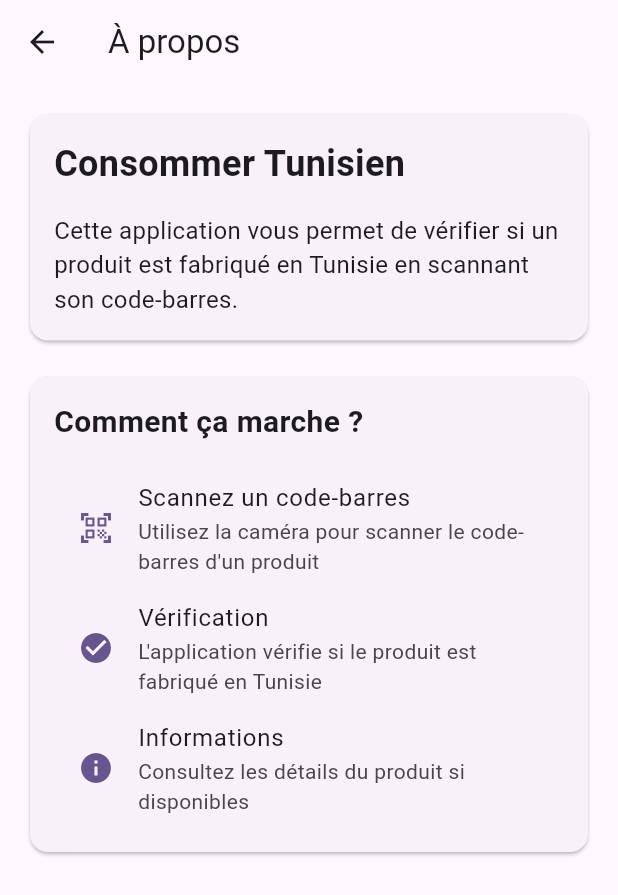
After one commit to MoezMissaoui/consume-tunisian, a Flutter app: the AboutScreen screen opened directly, on a phone screen of 412 x 824 dp. The commit adds this screen. Shown: the top 895 px of the screen. Run offline on Flutter 3.47's test engine with Material 3 defaults, Android fonts, the phone set to English and light mode, and no system bars; our stand-ins replace carousel_slider, flutter_svg, permission_handler; missing offline and left inert: mobile_scanner.

Commit message:
feat: new version

```diff
--- /dev/null
+++ b/lib/presentation/screens/about_screen.dart
@@ -0,0 +1,108 @@
+import 'package:flutter/material.dart';
+
+class AboutScreen extends StatelessWidget {
+  const AboutScreen({Key? key}) : super(key: key);
+
+  @override
+  Widget build(BuildContext context) {
+    return WillPopScope(
+      onWillPop: () async {
+        Navigator.of(context).pop();
+        return false;
+      },
+      child: Scaffold(
+        appBar: AppBar(
+          title: const Text('À propos'),
+          elevation: 0,
+          leading: IconButton(
+            icon: const Icon(Icons.arrow_back),
+            onPressed: () {
+              Navigator.of(context).pop();
+            },
+          ),
+        ),
+        body: SingleChildScrollView(
+          child: Padding(
+            padding: const EdgeInsets.all(16.0),
+            child: Column(
+              crossAxisAlignment: CrossAxisAlignment.start,
+              children: [
+                const Card(
+                  child: Padding(
+                    padding: EdgeInsets.all(16.0),
+                    child: Column(
+                      crossAxisAlignment: CrossAxisAlignment.start,
+                      children: [
+                        Text(
+                          'Consommer Tunisien',
+                          style: TextStyle(
+                            fontSize: 24,
+                            fontWeight: FontWeight.bold,
+                          ),
+                        ),
+                        SizedBox(height: 16),
+                        Text(
+                          'Cette application vous permet de vérifier si un produit est fabriqué en Tunisie en scannant son code-barres.',
+                          style: TextStyle(fontSize: 16),
+                        ),
+                      ],
+                    ),
+                  ),
+                ),
+                const SizedBox(height: 16),
+                Card(
+                  child: Padding(
+                    padding: const EdgeInsets.all(16.0),
+                    child: Column(
+                      crossAxisAlignment: CrossAxisAlignment.start,
+                      children: [
+                        const Text(
+                          'Comment ça marche ?',
+                          style: TextStyle(
+                            fontSize: 20,
+                            fontWeight: FontWeight.bold,
+                          ),
+                        ),
+                        const SizedBox(height: 16),
+                        ListTile(
+                          leading: Icon(
+                            Icons.qr_code_scanner,
+                            color: Theme.of(context).primaryColor,
+                          ),
+                          title: const Text('Scannez un code-barres'),
+                          subtitle: const Text(
+                            'Utilisez la caméra pour scanner le code-barres d\'un produit',
+                          ),
+                        ),
+                        ListTile(
+                          leading: Icon(
+                            Icons.check_circle,
+                            color: Theme.of(context).primaryColor,
+                          ),
+                          title: const Text('Vérification'),
+                          subtitle: const Text(
+                            'L\'application vérifie si le produit est fabriqué en Tunisie',
+                          ),
+                        ),
+                        ListTile(
+                          leading: Icon(
+                            Icons.info,
+                            color: Theme.of(context).primaryColor,
+                          ),
+                          title: const Text('Informations'),
+                          subtitle: const Text(
+                            'Consultez les détails du produit si disponibles',
+                          ),
+                        ),
+                      ],
+                    ),
+                  ),
+                ),
+              ],
+            ),
+          ),
+        ),
+      ),
+    );
+  }
+}
```
Also changed, not shown: lib/presentation/screens/barcode_scanner_screen.dart (+133 -39 lines), lib/presentation/screens/settings_screen.dart (added, +88 -0 lines), lib/presentation/widgets/barcode_scanner_widget.dart (+20 -12 lines).
